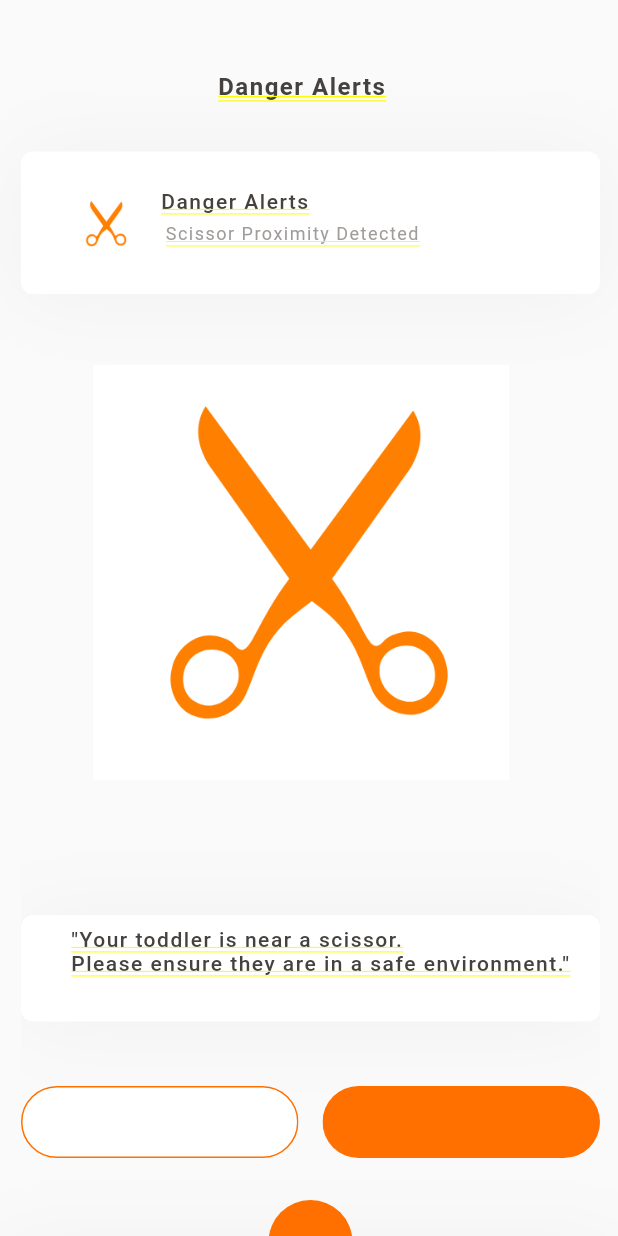
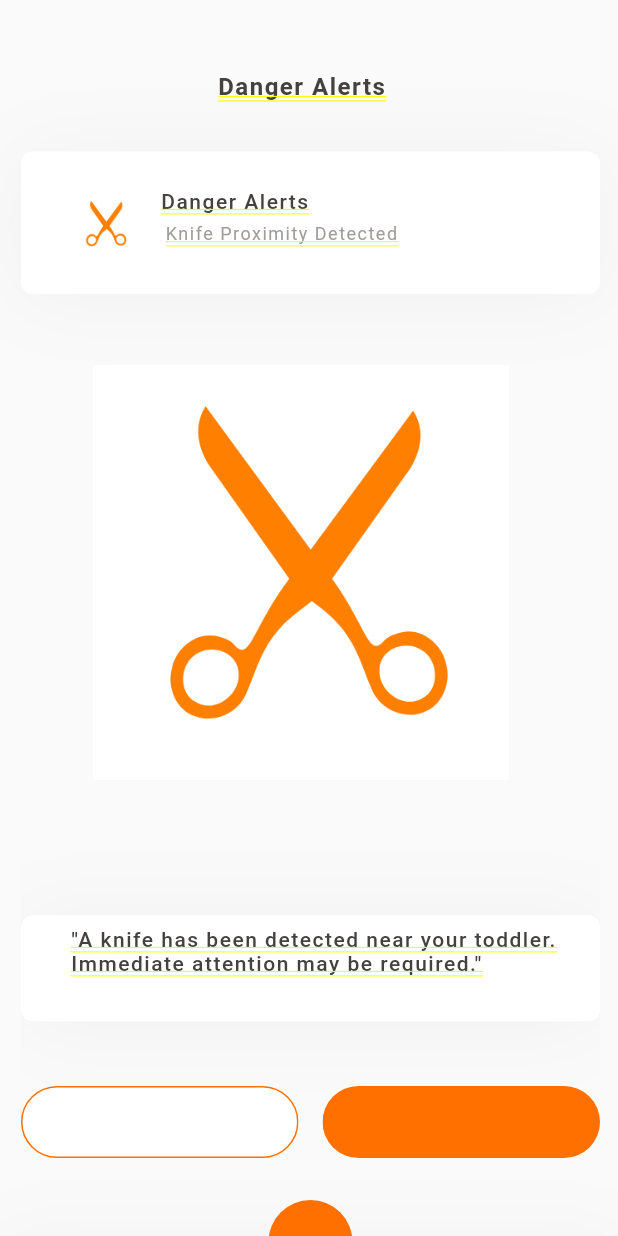
Before and after one commit to kaveenexe/toddler-research, a Flutter app: the screen it shows after launch, on a phone screen of 412 x 824 dp. Run offline on Flutter 3.47's test engine with Material 3 defaults, Android fonts, the phone set to English and light mode, and no system bars; network calls fail; Roboto replaces fonts that are missing (Poppins).

Commit message:
knife page

```diff
--- a/lib/main.dart
+++ b/lib/main.dart
@@ -1,6 +1,7 @@
 import 'package:flutter/material.dart';
 import 'package:flutterapp/pages/chat_screen.dart';
 import 'package:flutterapp/pages/dangerscissor.dart';
+import 'package:flutterapp/pages/dangerknife.dart';
 
 void main() {
   runApp(const MyApp());
@@ -16,7 +17,7 @@
       debugShowCheckedModeBanner: false,
       title: 'Flutter Demo',
       theme: new ThemeData(scaffoldBackgroundColor: const Color(0xFFF2F2F2)),
-      home: const ReminderPage(),
+      home: const KnifePage(),
     );
   }
 }
--- /dev/null
+++ b/lib/pages/dangerknife.dart
@@ -0,0 +1,453 @@
+import "package:flutter/material.dart";
+
+
+class KnifePage extends StatelessWidget {
+  const KnifePage({super.key});
+
+  @override
+  Widget build(BuildContext context) {
+    double screenwidth = MediaQuery.of(context).size.width;
+    double screenheight = MediaQuery.of(context).size.height;
+     return Column(
+      children: [
+        Container(
+          width: 414,
+          height: 896,
+          clipBehavior: Clip.antiAlias,
+          decoration: BoxDecoration(color: Color(0xFFFAFAFA)),
+          child: Stack(
+            children: [
+              Positioned(
+                left: 14,
+                top: 48,
+                child: Container(
+                  width: 386,
+                  height: 23,
+                  clipBehavior: Clip.antiAlias,
+                  decoration: BoxDecoration(),
+                  child: Stack(
+                    children: [
+                      Positioned(
+                        left: 0,
+                        top: 3,
+                        child: Container(width: 24, height: 18, child: Stack()),
+                      ),
+                      Positioned(
+                        left: 131,
+                        top: 0,
+                        child: Text(
+                          'Danger Alerts',
+                          textAlign: TextAlign.center,
+                          style: TextStyle(
+                            color: Color(0xFF44413E),
+                            fontSize: 16,
+                            fontFamily: 'Poppins',
+                            fontWeight: FontWeight.w600,
+                            height: 0,
+                            letterSpacing: 1,
+                          ),
+                        ),
+                      ),
+                      Positioned(
+                        left: 370,
+                        top: 2,
+                        child: Container(width: 16, height: 18, child: Stack()),
+                      ),
+                    ],
+                  ),
+                ),
+              ),
+              Positioned(
+                left: 14,
+                top: 101,
+                child: Container(
+                  width: 386,
+                  height: 95,
+                  child: Stack(
+                    children: [
+                      Positioned(
+                        left: 0,
+                        top: 0,
+                        child: Container(
+                          width: 386,
+                          height: 95,
+                          decoration: ShapeDecoration(
+                            color: Colors.white,
+                            shape: RoundedRectangleBorder(borderRadius: BorderRadius.circular(8)),
+                            shadows: [
+                              BoxShadow(
+                                color: Color(0x0A000000),
+                                blurRadius: 48,
+                                offset: Offset(0, 2),
+                                spreadRadius: 0,
+                              )
+                            ],
+                          ),
+                        ),
+                      ),
+                      Positioned(
+                        left: 93,
+                        top: 0,
+                        child: Container(
+                          width: 138,
+                          height: 43,
+                          padding: const EdgeInsets.only(top: 23, right: 30),
+                          clipBehavior: Clip.antiAlias,
+                          decoration: BoxDecoration(),
+                          child: Row(
+                            mainAxisSize: MainAxisSize.min,
+                            mainAxisAlignment: MainAxisAlignment.start,
+                            crossAxisAlignment: CrossAxisAlignment.center,
+                            children: [
+                              Text(
+                                'Danger Alerts',
+                                style: TextStyle(
+                                  color: Color(0xFF44413E),
+                                  fontSize: 14,
+                                  fontFamily: 'Poppins',
+                                  fontWeight: FontWeight.w500,
+                                  height: 0,
+                                  letterSpacing: 1,
+                                ),
+                              ),
+                            ],
+                          ),
+                        ),
+                      ),
+                    ],
+                  ),
+                ),
+              ),
+              Positioned(
+                left: 110,
+                top: 149,
+                child: Text(
+                  'Knife Proximity Detected',
+                  style: TextStyle(
+                    color: Color(0xFF9F9C9A),
+                    fontSize: 12,
+                    fontFamily: 'Poppins',
+                    fontWeight: FontWeight.w400,
+                    height: 0,
+                    letterSpacing: 1,
+                  ),
+                ),
+              ),
+              Positioned(
+                left: 14,
+                top: 567,
+                child: Container(
+                  width: 386,
+                  height: 288,
+                  clipBehavior: Clip.antiAlias,
+                  decoration: BoxDecoration(),
+                  child: Stack(
+                    children: [
+                      Positioned(
+                        left: 0,
+                        top: 43,
+                        child: Container(
+                          width: 386,
+                          height: 71,
+                          decoration: ShapeDecoration(
+                            color: Colors.white,
+                            shape: RoundedRectangleBorder(borderRadius: BorderRadius.circular(8)),
+                            shadows: [
+                              BoxShadow(
+                                color: Color(0x0A000000),
+                                blurRadius: 48,
+                                offset: Offset(0, 2),
+                                spreadRadius: 0,
+                              )
+                            ],
+                          ),
+                        ),
+                      ),
+                      Positioned(
+                        left: 33,
+                        top: 51,
+                        child: SizedBox(
+                          width: 339,
+                          child: Text(
+                            '"A knife has been detected near your toddler. Immediate attention may be required."',
+                            style: TextStyle(
+                              color: Color(0xFF44413E),
+                              fontSize: 14,
+                              fontFamily: 'Poppins',
+                              fontWeight: FontWeight.w500,
+                              height: 0,
+                              letterSpacing: 1,
+                            ),
+                          ),
+                        ),
+                      ),
+                      Positioned(
+                        left: 0,
+                        top: 157,
+                        child: Container(
+                          width: 386,
+                          height: 48,
+                          child: Stack(
+                            children: [
+                              Positioned(
+                                left: 0,
+                                top: 0,
+                                child: Container(
+                                  width: 185,
+                                  height: 48,
+                                  clipBehavior: Clip.antiAlias,
+                                  decoration: BoxDecoration(),
+                                  child: Column(
+                                    mainAxisSize: MainAxisSize.min,
+                                    mainAxisAlignment: MainAxisAlignment.start,
+                                    crossAxisAlignment: CrossAxisAlignment.start,
+                                    children: [
+                                      Container(
+                                        width: 185,
+                                        height: 48,
+                                        decoration: ShapeDecoration(
+                                          color: Colors.white,
+                                          shape: RoundedRectangleBorder(
+                                            side: BorderSide(width: 1, color: Color(0xFFFF7000)),
+                                            borderRadius: BorderRadius.circular(24),
+                                          ),
+                                        ),
+                                      ),
+                                      Text(
+                                        'DONE',
+                                        textAlign: TextAlign.center,
+                                        style: TextStyle(
+                                          color: Color(0xFFFF7000),
+                                          fontSize: 12,
+                                          fontFamily: 'Poppins',
+                                          fontWeight: FontWeight.w700,
+                                          height: 0,
+                                          letterSpacing: 1,
+                                        ),
+                                      ),
+                                    ],
+                                  ),
+                                ),
+                              ),
+                              Positioned(
+                                left: 201,
+                                top: 0,
+                                child: Container(
+                                  width: 185,
+                                  height: 48,
+                                  clipBehavior: Clip.antiAlias,
+                                  decoration: BoxDecoration(),
+                                  child: Column(
+                                    mainAxisSize: MainAxisSize.min,
+                                    mainAxisAlignment: MainAxisAlignment.start,
+                                    crossAxisAlignment: CrossAxisAlignment.start,
+                                    children: [
+                                      Container(
+                                        width: 185,
+                                        height: 48,
+                                        decoration: ShapeDecoration(
+                                          color: Color(0xFFFF7000),
+                                          shape: RoundedRectangleBorder(
+                                            borderRadius: BorderRadius.circular(24),
+                                          ),
+                                        ),
+                                      ),
+                                      Text(
+                                        'CALL TO CAREGIVER',
+                                        textAlign: TextAlign.center,
+                                        style: TextStyle(
+                                          color: Colors.white,
+                                          fontSize: 12,
+                                          fontFamily: 'Poppins',
+                                          fontWeight: FontWeight.w700,
+                                          height: 0,
+                                          letterSpacing: 1,
+                                        ),
+                                      ),
+                                    ],
+                                  ),
+                                ),
+                              ),
+                            ],
+                          ),
+                        ),
+                      ),
+                    ],
+                  ),
+                ),
+              ),
+              Positioned(
+                left: 0,
+                top: 800,
+                child: Container(
+                  width: 414,
+                  height: 96,
+                  child: Stack(
+                    children: [
+                      Positioned(
+                        left: 0,
+                        top: 28,
+                        child: Container(
+                          width: 414,
+                          height: 68,
+                          decoration: BoxDecoration(
+                            color: Colors.white,
+                            boxShadow: [
+                              BoxShadow(
+                                color: Color(0x0A000000),
+                                blurRadius: 48,
+                                offset: Offset(0, 2),
+                                spreadRadius: 0,
+                              )
+                            ],
+                          ),
+                        ),
+                      ),
+                      Positioned(
+                        left: 40,
+                        top: 51,
+                        child: Container(
+                          width: 23,
+                          height: 22,
+                          child: Stack(
+                            children: [
+                              Positioned(
+                                left: 0,
+                                top: 0,
+                                child: Container(
+                                  width: 23,
+                                  height: 22,
+                                  decoration: ShapeDecoration(
+                                    image: DecorationImage(
+                                      image: NetworkImage("https://via.placeholder.com/23x22"),
+                                      fit: BoxFit.fill,
+                                    ),
+                                    shape: RoundedRectangleBorder(
+                                      side: BorderSide(
+                                        width: 0.60,
+                                        strokeAlign: BorderSide.strokeAlignCenter,
+                                        color: Color(0xFFFF7000),
+                                      ),
+                                    ),
+                                  ),
+                                ),
+                              ),
+                            ],
+                          ),
+                        ),
+                      ),
+                      Positioned(
+                        left: 116,
+                        top: 51,
+                        child: Container(
+                          width: 10,
+                          height: 22,
+                          decoration: ShapeDecoration(
+                            image: DecorationImage(
+                              image: NetworkImage("https://via.placeholder.com/10x22"),
+                              fit: BoxFit.fill,
+                            ),
+                            shape: RoundedRectangleBorder(
+                              side: BorderSide(
+                                width: 1.40,
+                                strokeAlign: BorderSide.strokeAlignCenter,
+                                color: Color(0xFF979797),
+                              ),
+                            ),
+                          ),
+                        ),
+                      ),
+                      Positioned(
+                        left: 179,
+                        top: 0,
+                        child: Container(
+                          width: 56,
+                          height: 56,
+                          child: Stack(
+                            children: [
+                              Positioned(
+                                left: 0,
+                                top: 0,
+                                child: Container(
+                                  width: 56,
+                                  height: 56,
+                                  decoration: ShapeDecoration(
+                                    color: Color(0xFFFF7000),
+                                    shape: OvalBorder(),
+                                  ),
+                                ),
+                              ),
+                              Positioned(
+                                left: 19,
+                                top: 19,
+                                child: Container(width: 18, height: 18, child: Stack()),
+                              ),
+                            ],
+                          ),
+                        ),
+                      ),
+                      Positioned(
+                        left: 287,
+                        top: 51,
+                        child: Container(width: 17, height: 22, child: Stack()),
+                      ),
+                      Positioned(
+                        left: 355,
+                        top: 51,
+                        child: Container(
+                          width: 19,
+                          height: 22,
+                          child: Stack(
+                            children: [
+                              Positioned(
+                                left: 4.75,
+                                top: 0,
+                                child: Container(
+                                  width: 9.50,
+                                  height: 9.78,
+                                  decoration: ShapeDecoration(
+                                    shape: OvalBorder(
+                                      side: BorderSide(
+                                        width: 1.80,
+                                        strokeAlign: BorderSide.strokeAlignCenter,
+                                        color: Color(0xFF9F9C9A),
+                                      ),
+                                    ),
+                                  ),
+                                ),
+                              ),
+                            ],
+                          ),
+                        ),
+                      ),
+                    ],
+                  ),
+                ),
+              ),
+              Positioned(
+                left: 62,
+                top: 242,
+                 child: Image.asset(
+                        "assets/scissorimg.png",
+                        width: 277,
+                        height: 279,
+                        scale: 0.9,
+                      ),
+              ),
+              Positioned(
+                left: 50,
+                top: 130,
+                 child: Image.asset(
+                        "assets/scissorimg.png",
+                        width: 40,
+                        height: 40,
+                        scale: 0.9,
+                      ),
+              ),
+            ],
+          ),
+        ),
+      ],
+    );
+  }
+}
```
Also changed, not shown: assets/knifeimg.png (added).
